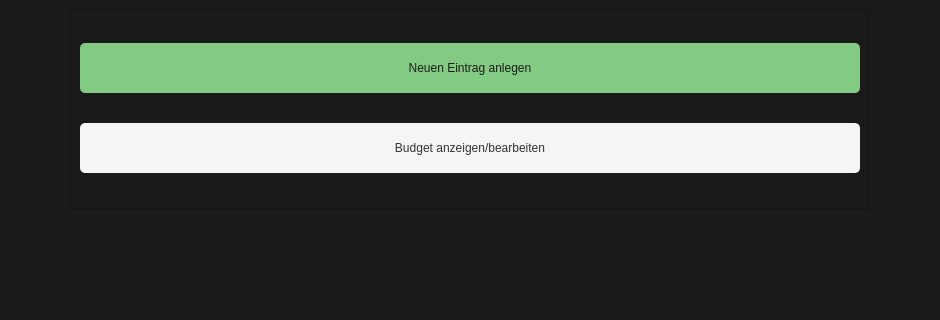
The window that ui/mainWindow/mainwindow.ui (MopedG/FinanceAnalytics) describes before a commit, drawn with Qt 5; both pictures show x 289 to 1229 and y 0 to 320 of the 1518 by 718 pixel window.
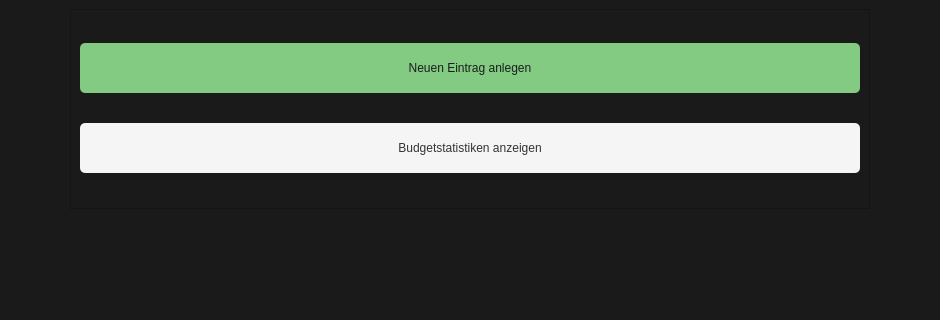
The same window after the commit.

What changed in the file:
```diff
--- a/ui/mainWindow/mainwindow.ui
+++ b/ui/mainWindow/mainwindow.ui
@@ -14,6 +14,12 @@
    <string>MainWindow</string>
   </property>
   <widget class="QWidget" name="centralwidget">
+   <property name="sizePolicy">
+    <sizepolicy hsizetype="Expanding" vsizetype="Expanding">
+     <horstretch>0</horstretch>
+     <verstretch>0</verstretch>
+    </sizepolicy>
+   </property>
    <property name="styleSheet">
     <string notr="true">background-color: rgb(26, 26, 26);</string>
    </property>
@@ -42,6 +48,12 @@
        </sizepolicy>
       </property>
       <widget class="QWidget" name="page1">
+       <property name="sizePolicy">
+        <sizepolicy hsizetype="Expanding" vsizetype="Expanding">
+         <horstretch>0</horstretch>
+         <verstretch>0</verstretch>
+        </sizepolicy>
+       </property>
        <property name="minimumSize">
         <size>
          <width>1000</width>
@@ -133,7 +145,7 @@
 }</string>
              </property>
              <property name="text">
-              <string>Budget anzeigen/bearbeiten</string>
+              <string>Budgetstatistiken anzeigen</string>
              </property>
             </widget>
            </item>
```
Left out of the diff: 2 changed lines with no effect on the pictures.
